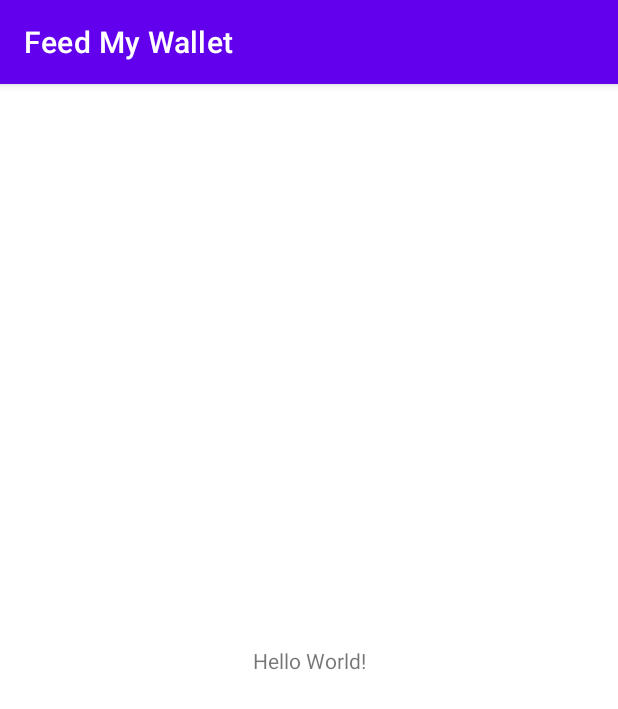
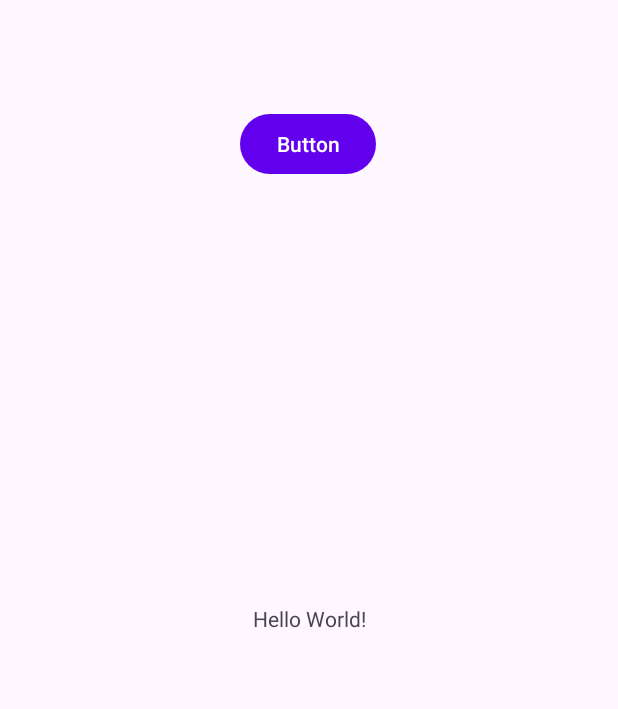
Before and after one commit to khanhworktime/financityFeedMyWallet, an Android app: the screen it shows after launch (MainActivity), on a phone screen of 412 x 824 dp. Shown: the top 709 px of the screen. Run offline under Robolectric (Android 15) with nearby library versions, the phone set to English and light mode, and no system bars.

Commit message:
Add material 3 config

```diff
--- a/app/src/main/java/com/financity/feedmywallet/MainActivity.java
+++ b/app/src/main/java/com/financity/feedmywallet/MainActivity.java
@@ -11,5 +11,6 @@ public class MainActivity extends AppCompatActivity {
         super.onCreate(savedInstanceState);
         setContentView(R.layout.activity_main);
 
+
     }
 }
--- a/app/src/main/res/layout/activity_main.xml
+++ b/app/src/main/res/layout/activity_main.xml
@@ -15,4 +15,16 @@
         app:layout_constraintStart_toStartOf="parent"
         app:layout_constraintTop_toTopOf="parent" />
 
+    <Button
+        android:id="@+id/button"
+        style="@style/Widget.Material3.Button"
+        android:layout_width="wrap_content"
+        android:layout_height="wrap_content"
+        android:layout_marginTop="72dp"
+        android:text="Button"
+        app:layout_constraintEnd_toEndOf="parent"
+        app:layout_constraintHorizontal_bias="0.498"
+        app:layout_constraintStart_toStartOf="parent"
+        app:layout_constraintTop_toTopOf="parent" />
+
 </androidx.constraintlayout.widget.ConstraintLayout>
--- a/app/src/main/res/values/themes.xml
+++ b/app/src/main/res/values/themes.xml
@@ -1,6 +1,6 @@
 <resources xmlns:tools="http://schemas.android.com/tools">
     <!-- Base application theme. -->
-    <style name="Theme.FeedMyWallet" parent="Theme.MaterialComponents.DayNight.DarkActionBar">
+    <style name="Theme.FeedMyWallet" parent="Theme.Material3.DayNight.NoActionBar">
         <!-- Primary brand color. -->
         <item name="colorPrimary">@color/purple_500</item>
         <item name="colorPrimaryVariant">@color/purple_700</item>
```
